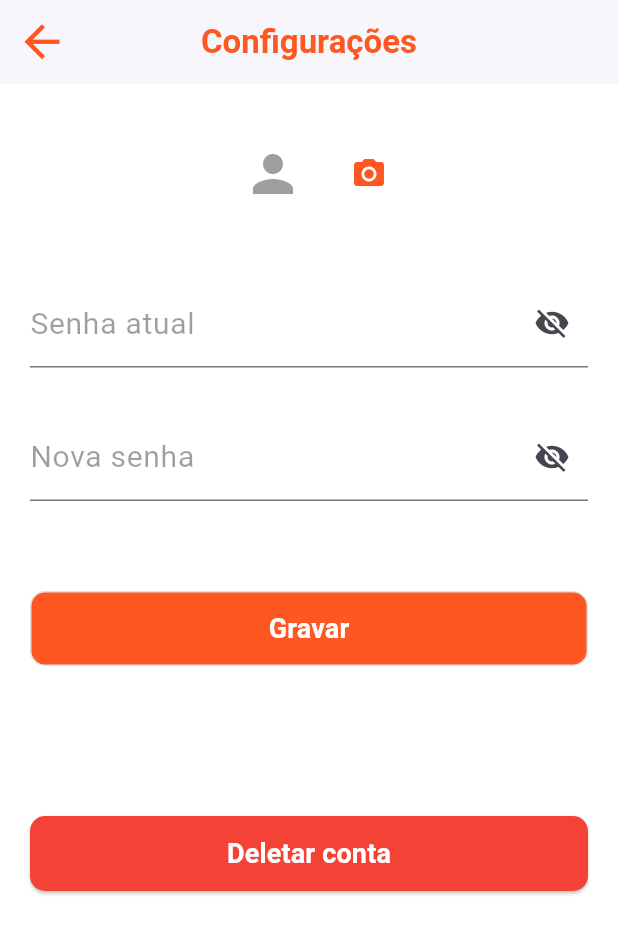
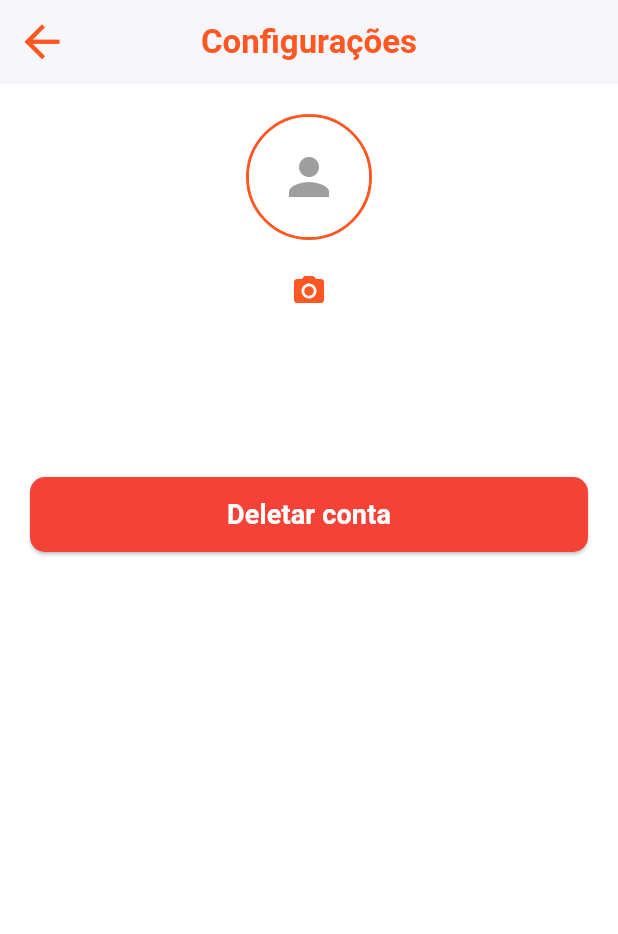
Before and after one commit to Fabricio003/app_supercozinha, a Flutter app: the ConfigPage screen opened directly, on a phone screen of 412 x 824 dp. Shown: the top 934 px of the screen. Run offline on Flutter 3.47's test engine with Material 3 defaults, Android fonts, the phone set to English and light mode, and no system bars; our stand-ins replace email_validator, firebase_auth, firebase_core, firebase_database, firebase_storage, google_fonts and 1 more; accounts and stored records are empty; generated files the repository leaves out were written again; network calls fail.

Commit message:
refactor: remove functions

```diff
--- a/lib/pages/config.page.dart
+++ b/lib/pages/config.page.dart
@@ -4,8 +4,8 @@ import 'package:firebase_storage/firebase_storage.dart';
 import 'package:firebase_database/firebase_database.dart';
 import 'package:flutter_mobile_app/pages/login.page.dart';
 import 'package:flutter_mobile_app/services/auth.service.dart';
-import 'dart:io' show File; // Usado para outras plataformas que não são web
-import 'dart:typed_data'; // Usado para web
+import 'dart:io' show File;
+import 'dart:typed_data';
 import 'package:flutter/foundation.dart' show kIsWeb;
 
 class ConfigPage extends StatefulWidget {
@@ -14,13 +14,7 @@ class ConfigPage extends StatefulWidget {
 }
 
 class _ConfigPageState extends State<ConfigPage> {
-  final _formKey = GlobalKey<FormState>();
-  final TextEditingController _newPasswordController = TextEditingController();
-  final TextEditingController _currentPasswordController =
-      TextEditingController();
   final AuthService _authService = AuthService();
-  bool _newPasswordVisible = false;
-  bool _currentPasswordVisible = false;
   String? _imageUrl;
 
   @override
@@ -34,53 +28,6 @@ class _ConfigPageState extends State<ConfigPage> {
     setState(() {
       _imageUrl = imageUrl;
     });
-  }
-
-  @override
-  void dispose() {
-    _currentPasswordController.dispose();
-    _newPasswordController.dispose();
-    super.dispose();
-  }
-
-  void _submitForm() async {
-    if (_formKey.currentState?.validate() ?? false) {
-      try {
-        bool isReauthenticated =
-            await _authService.reauthenticate(_currentPasswordController.text);
-
-        if (isReauthenticated) {
-          await _authService.updatePassword(_newPasswordController.text);
-
-          ScaffoldMessenger.of(context).showSnackBar(
-            SnackBar(
-              content: Text('Senha alterada com sucesso!'),
-              backgroundColor: Colors.green,
-              shape: const RoundedRectangleBorder(
-                  borderRadius:
-                      BorderRadius.vertical(top: Radius.circular(15))),
-            ),
-          );
-
-          _currentPasswordController.clear();
-          _newPasswordController.clear();
-        } else {
-          ScaffoldMessenger.of(context).showSnackBar(
-            SnackBar(
-              content: Text('Senha atual incorreta.'),
-              backgroundColor: Colors.red,
-            ),
-          );
-        }
-      } catch (e) {
-        ScaffoldMessenger.of(context).showSnackBar(
-          SnackBar(
-            content: Text('Erro ao atualizar a senha: $e'),
-            backgroundColor: Colors.red,
-          ),
-        );
-      }
-    }
   }
 
   Future<void> _pickImage() async {
@@ -141,7 +88,6 @@ class _ConfigPageState extends State<ConfigPage> {
         child: Column(
           children: <Widget>[
             _buildProfileHeader(),
-            _buildPasswordChangeSection(),
             _buildDeleteAccountButton(),
           ],
         ),
@@ -150,11 +96,15 @@ class _ConfigPageState extends State<ConfigPage> {
   }
 
   Widget _buildProfileHeader() {
-    return Row(
-      mainAxisAlignment: MainAxisAlignment.center,
+    return Column(
       children: [
-        CircleAvatar(
-          backgroundColor: Colors.white, // Define um fundo branco
+        Container(
+          decoration: BoxDecoration(
+            border: Border.all(color: Colors.deepOrange, width: 2),
+            borderRadius: BorderRadius.circular(50),
+          ),
+          child: CircleAvatar(
+            backgroundColor: Colors.white,
             backgroundImage: _imageUrl != null && _imageUrl!.isNotEmpty
                 ? NetworkImage(_imageUrl!)
                 : null,
@@ -163,117 +113,14 @@ class _ConfigPageState extends State<ConfigPage> {
                 ? Icon(Icons.person, color: Colors.grey, size: 40)
                 : null,
           ),
+        ),
+        SizedBox(height: 10),
         IconButton(
           icon: Icon(Icons.camera_alt, color: Colors.deepOrange),
           onPressed: _pickImage,
         ),
       ],
     );
-  }
-
-  Widget _buildPasswordChangeSection() {
-    return Form(
-      key: _formKey,
-      child: Column(
-        crossAxisAlignment: CrossAxisAlignment.start,
-        children: [
-          SizedBox(height: 30),
-          TextFormField(
-            controller: _currentPasswordController,
-            obscureText: !_currentPasswordVisible,
-            decoration: InputDecoration(
-              labelText: "Senha atual",
-              labelStyle: TextStyle(
-                color: Colors.black38,
-                fontWeight: FontWeight.w400,
-                fontSize: 20,
-              ),
-              suffixIcon: IconButton(
-                icon: Icon(_currentPasswordVisible
-                    ? Icons.visibility
-                    : Icons.visibility_off),
-                onPressed: () {
-                  setState(() {
-                    _currentPasswordVisible = !_currentPasswordVisible;
-                  });
-                },
-              ),
-            ),
-            validator: (value) {
-              if (value == null || value.isEmpty) {
-                return 'Por favor, insira a senha atual';
-              }
-              return null;
-            },
-          ),
-          SizedBox(height: 30),
-          TextFormField(
-            controller: _newPasswordController,
-            obscureText: !_newPasswordVisible,
-            decoration: InputDecoration(
-              labelText: "Nova senha",
-              labelStyle: TextStyle(
-                color: Colors.black38,
-                fontWeight: FontWeight.w400,
-                fontSize: 20,
-              ),
-              suffixIcon: IconButton(
-                icon: Icon(_newPasswordVisible
-                    ? Icons.visibility
-                    : Icons.visibility_off),
-                onPressed: () {
-                  setState(() {
-                    _newPasswordVisible = !_newPasswordVisible;
-                  });
-                },
-              ),
-            ),
-            validator: _validateNewPassword,
-          ),
-          SizedBox(height: 60),
-          Container(
-            height: 50,
-            alignment: Alignment.center,
-            decoration: BoxDecoration(
-              border: Border.all(
-                color: Colors.grey.shade300,
-                width: 1.0,
-              ),
-              color: Colors.deepOrange,
-              borderRadius: BorderRadius.all(
-                Radius.circular(10),
-              ),
-            ),
-            child: TextButton(
-              child: Row(
-                mainAxisAlignment: MainAxisAlignment.center,
-                children: <Widget>[
-                  Text(
-                    "Gravar",
-                    style: TextStyle(
-                      fontWeight: FontWeight.bold,
-                      color: Colors.white,
-                      fontSize: 18,
-                    ),
-                    textAlign: TextAlign.center,
-                  ),
-                ],
-              ),
-              onPressed: _submitForm,
-            ),
-          ),
-        ],
-      ),
-    );
-  }
-
-  String? _validateNewPassword(String? value) {
-    if (value == null || value.isEmpty) {
-      return 'Por favor, insira a nova senha';
-    } else if (value.length < 6) {
-      return 'A senha deve ter pelo menos 6 caracteres';
-    }
-    return null;
   }
 
   Widget _buildDeleteAccountButton() {
```
Lines whose indentation alone changed are shown as unchanged.
